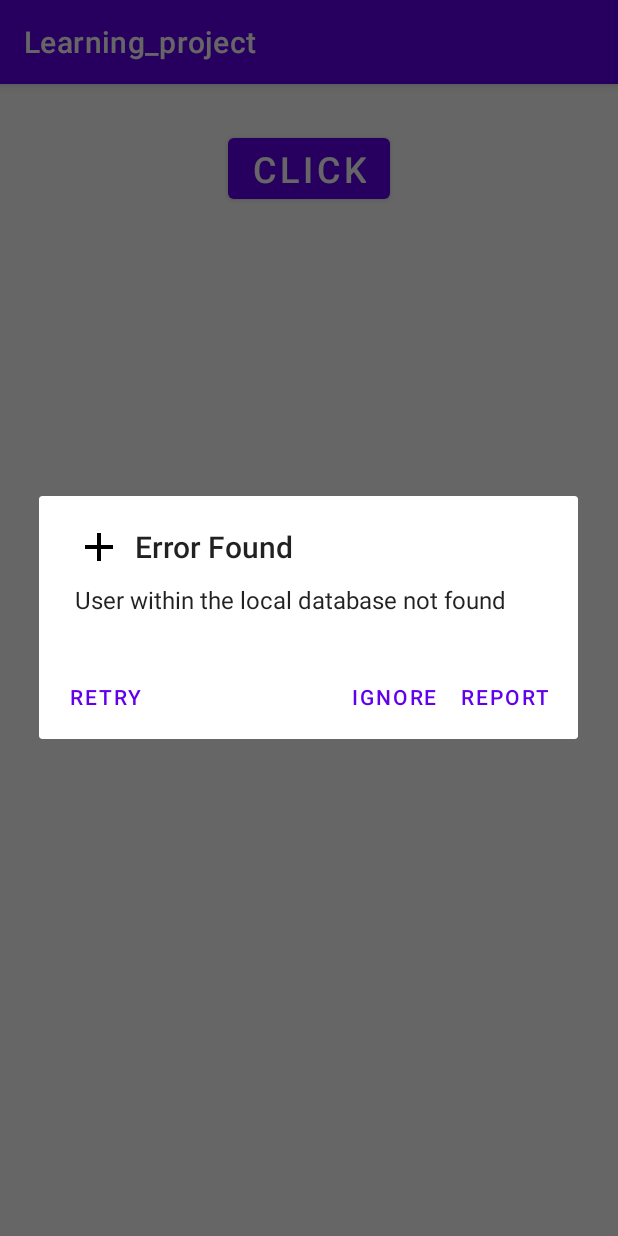
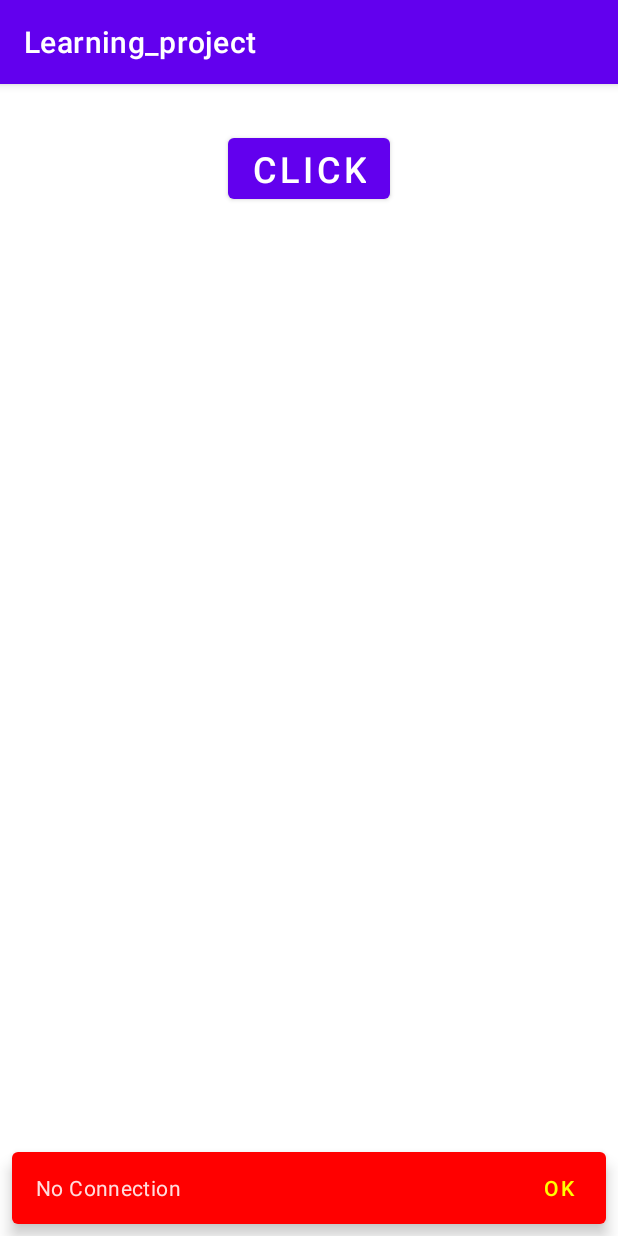
Before and after one commit to AliHabibiAndroidProgramPilot/learning_project, an Android app: the screen it shows after launch (MainActivity), after a tap on "CLICK", on a phone screen of 412 x 824 dp. Run offline under Robolectric (Android 15) with nearby library versions, the phone set to English and light mode, and no system bars.

Commit message:
Snack Bar Usage

```diff
--- a/app/src/main/java/com/example/learningproject/MainActivity.kt
+++ b/app/src/main/java/com/example/learningproject/MainActivity.kt
@@ -1,16 +1,13 @@
 package com.example.learningproject
 
 import android.app.AlertDialog
-import android.app.Dialog
+import android.graphics.Color
 import android.os.Bundle
-import android.os.Handler
-import android.os.Looper
-import android.widget.Toast
-import androidx.activity.OnBackPressedCallback
-import androidx.activity.OnBackPressedDispatcher
-import androidx.activity.OnBackPressedDispatcherOwner
+import android.view.View
 import androidx.appcompat.app.AppCompatActivity
+import androidx.core.view.ViewCompat
 import com.example.learningproject.databinding.ActivityMainBinding
+import com.google.android.material.snackbar.Snackbar
 
 class MainActivity : AppCompatActivity() {
     private lateinit var binding: ActivityMainBinding
@@ -19,14 +16,15 @@ class MainActivity : AppCompatActivity() {
         binding = ActivityMainBinding.inflate(layoutInflater)
         setContentView(binding.root)
         binding.show.setOnClickListener {
-            val dialog: AlertDialog.Builder = AlertDialog.Builder(this)
-            dialog.setTitle("Error Found")
-            dialog.setMessage("User within the local database not found")
-            dialog.setNeutralButton("Retry") { _, _ ->  }
-            dialog.setPositiveButton("Report") { _, _ ->  }
-            dialog.setNegativeButton("Ignore") { _, _ ->  }
-            dialog.setIcon(R.drawable.ic_add)
-            dialog.create().show()
+            val snackBar = Snackbar.make(binding.root, "No Connection", Snackbar.LENGTH_LONG)
+            snackBar.setAction("Ok") {
+                snackBar.dismiss()
+            }
+            snackBar.setTextColor(Color.WHITE)
+            snackBar.setActionTextColor(Color.MAGENTA)
+            snackBar.setBackgroundTint(Color.RED)
+            snackBar.setActionTextColor(Color.YELLOW)
+            snackBar.show()
         }
     }
 }
--- a/app/src/main/res/layout/activity_main.xml
+++ b/app/src/main/res/layout/activity_main.xml
@@ -6,6 +6,7 @@
     android:layout_width="match_parent"
     android:layout_height="match_parent"
     android:orientation="vertical"
+    android:id="@+id/root"
     android:gravity="center_horizontal"
     tools:ignore="UsingOnClickInXml,onClick"
     tools:context=".MainActivity">
```
